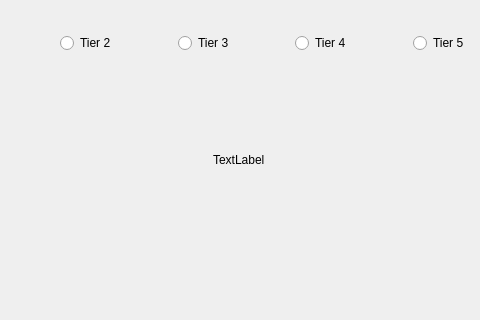
Above: Codigo/Juego 3/Lootbox.ui from Sr-Gomer/Proyecto-Final-Procesos-Estocasticos before the change; both pictures show x 117 to 597 and y 188 to 508 of the 1125 by 675 pixel window. Below: the same form after it.
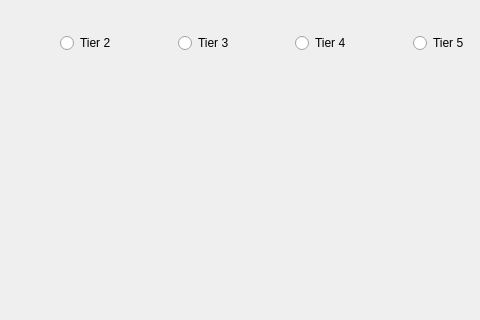
That is the form after the change.

Diff of the .ui file:
```diff
--- a/Codigo/Juego 3/Lootbox.ui
+++ b/Codigo/Juego 3/Lootbox.ui
@@ -62,19 +62,6 @@
     <string>Selecciona tu tier</string>
    </property>
   </widget>
-  <widget class="QLabel" name="label_3">
-   <property name="geometry">
-    <rect>
-     <x>330</x>
-     <y>340</y>
-     <width>55</width>
-     <height>16</height>
-    </rect>
-   </property>
-   <property name="text">
-    <string>TextLabel</string>
-   </property>
-  </widget>
   <widget class="QWidget" name="gridLayoutWidget">
    <property name="geometry">
     <rect>
@@ -108,18 +95,7 @@
     </item>
    </layout>
   </widget>
-  <widget class="QWidget" name="gridLayoutWidget_2">
-   <property name="geometry">
-    <rect>
-     <x>150</x>
-     <y>470</y>
-     <width>160</width>
-     <height>80</height>
-    </rect>
-   </property>
-   <layout class="QGridLayout" name="gridLayout_2"/>
-  </widget>
-  <widget class="QWidget" name="">
+  <widget class="QWidget" name="layoutWidget">
    <property name="geometry">
     <rect>
      <x>60</x>
```
